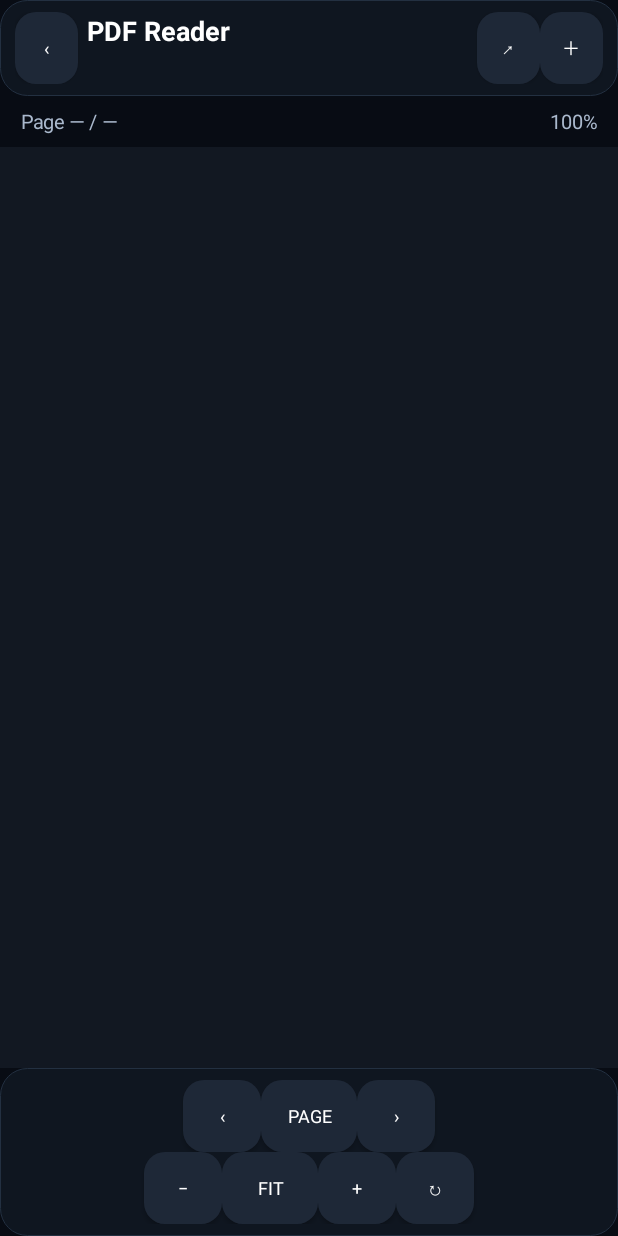
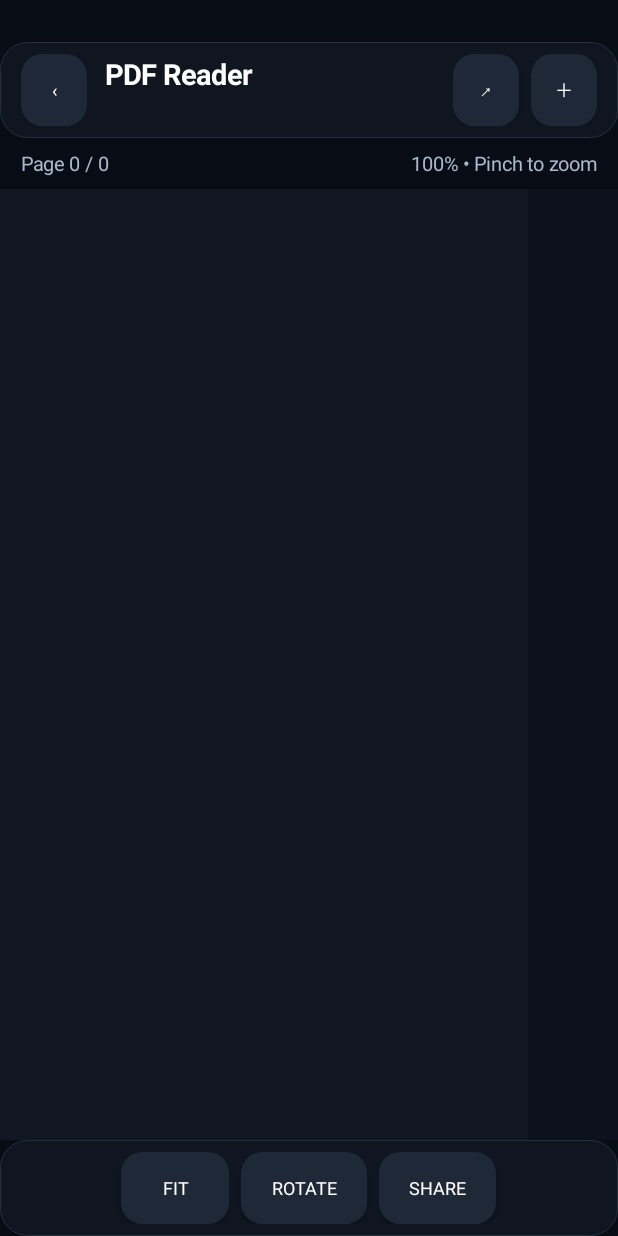
Before and after one commit to indianequipments092-commits/Printer, an Android app: the PdfReaderActivity screen opened directly, with no data from a screen before it, after a tap on "FIT", on a phone screen of 412 x 824 dp. Run offline under Robolectric (Android 15) with nearby library versions, the phone set to English and light mode, and no system bars.

Commit message:
Fix PDF Reader interactions and add app icon

```diff
--- a/ScannerApp/app/src/main/AndroidManifest.xml
+++ b/ScannerApp/app/src/main/AndroidManifest.xml
@@ -1,6 +1,6 @@
 <manifest xmlns:android="http://schemas.android.com/apk/res/android">
     <uses-feature android:name="android.hardware.usb.host" android:required="true" />
-    <application android:theme="@style/AppTheme" android:label="USB Scanner" android:allowBackup="false" android:supportsRtl="true">
+    <application android:icon="@drawable/ic_launcher" android:theme="@style/AppTheme" android:label="USB Scanner" android:allowBackup="false" android:supportsRtl="true">
         <activity android:name=".MainActivity" android:exported="true">
             <intent-filter><action android:name="android.intent.action.MAIN" /><category android:name="android.intent.category.LAUNCHER" /></intent-filter>
             <intent-filter><action android:name="android.hardware.usb.action.USB_DEVICE_ATTACHED" /></intent-filter>
--- a/ScannerApp/app/src/main/java/com/indianequipments/usbscanner/MainActivity.kt
+++ b/ScannerApp/app/src/main/java/com/indianequipments/usbscanner/MainActivity.kt
@@ -88,7 +88,7 @@ class MainActivity : Activity() {
         }
         content = LinearLayout(this).apply {
             orientation = LinearLayout.VERTICAL
-            setPadding(dp(18), dp(16), dp(18), dp(18))
+            setPadding(dp(18), dp(38), dp(18), dp(18))
         }
         val scroll = ScrollView(this).apply {
             isFillViewport = true
@@ -126,7 +126,7 @@ class MainActivity : Activity() {
 
     private fun renderHome() {
         content.addView(title("USB SCANNER", "MAHA ADVANCED+ • PROFESSIONAL SCAN STUDIO"), LinearLayout.LayoutParams(-1, -2).apply {
-            setMargins(0, dp(24), 0, 0)
+            setMargins(0, dp(10), 0, 0)
         })
         val deviceCard = card()
         deviceCard.addView(TextView(this).apply {
--- a/ScannerApp/app/src/main/java/com/indianequipments/usbscanner/PdfReaderActivity.kt
+++ b/ScannerApp/app/src/main/java/com/indianequipments/usbscanner/PdfReaderActivity.kt
@@ -1,7 +1,6 @@
 package com.indianequipments.usbscanner
 
 import android.app.Activity
-import android.app.AlertDialog
 import android.content.Intent
 import android.graphics.Bitmap
 import android.graphics.Color
@@ -9,6 +8,8 @@ import android.graphics.Typeface
 import android.net.Uri
 import android.os.Bundle
 import android.os.ParcelFileDescriptor
+import android.view.Gravity
+import android.view.ScaleGestureDetector
 import android.view.View
 import android.widget.*
 import java.io.File
@@ -22,19 +23,29 @@ class PdfReaderActivity : Activity() {
     private var descriptor: ParcelFileDescriptor? = null
     private var sourceUri: Uri? = null
     private var tempFile: File? = null
-    private var currentPage = 0
     private var zoom = 1f
     private var rotation = 0f
-    private lateinit var pageImage: ImageView
+    private lateinit var pageScroll: ScrollView
+    private lateinit var pageColumn: LinearLayout
+    private lateinit var pageRail: LinearLayout
     private lateinit var pageLabel: TextView
     private lateinit var zoomLabel: TextView
     private lateinit var loading: ProgressBar
+    private var pageViews = mutableListOf<ImageView>()
+    private var scaleDetector: ScaleGestureDetector? = null
 
     override fun onCreate(state: Bundle?) {
         super.onCreate(state)
         window.statusBarColor = Color.rgb(8, 12, 20)
         window.navigationBarColor = Color.rgb(8, 12, 20)
+        window.decorView.systemUiVisibility = 0
         buildUi()
+        scaleDetector = ScaleGestureDetector(this, object : ScaleGestureDetector.SimpleOnScaleGestureListener() {
+            override fun onScale(detector: ScaleGestureDetector): Boolean {
+                setZoom(zoom * detector.scaleFactor)
+                return true
+            }
+        })
         val incoming = intent?.data
         if (incoming != null) openUri(incoming) else choosePdf()
     }
@@ -49,38 +60,38 @@ class PdfReaderActivity : Activity() {
         val root = LinearLayout(this).apply {
             orientation = LinearLayout.VERTICAL
             setBackgroundColor(Color.rgb(8, 12, 20))
+            setPadding(dp(0), dp(28), dp(0), dp(0))
         }
-
         val toolbar = LinearLayout(this).apply {
             orientation = LinearLayout.HORIZONTAL
-            gravity = android.view.Gravity.CENTER_VERTICAL
+            gravity = Gravity.CENTER_VERTICAL
             setPadding(dp(10), dp(8), dp(10), dp(8))
             background = panel()
         }
-        toolbar.addView(button("‹", 42) { finish() })
+        toolbar.addView(button("‹", 44) { finish() })
         toolbar.addView(TextView(this).apply {
             text = "PDF Reader"
-            textSize = 18f
+            textSize = 19f
             typeface = Typeface.DEFAULT_BOLD
             setTextColor(Color.WHITE)
-            setPadding(dp(6), 0, dp(6), 0)
+            setPadding(dp(8), 0, dp(6), 0)
         }, LinearLayout.LayoutParams(0, dp(48), 1f))
-        toolbar.addView(button("↗", 42) { sharePdf() })
-        toolbar.addView(button("＋", 42) { choosePdf() })
+        toolbar.addView(button("↗", 44) { sharePdf() })
+        toolbar.addView(button("＋", 44) { choosePdf() })
         root.addView(toolbar)
 
         val info = LinearLayout(this).apply {
             orientation = LinearLayout.HORIZONTAL
-            gravity = android.view.Gravity.CENTER_VERTICAL
+            gravity = Gravity.CENTER_VERTICAL
             setPadding(dp(14), dp(8), dp(14), dp(8))
         }
         pageLabel = TextView(this).apply {
-            text = "Page — / —"
+            text = "Page 0 / 0"
             textSize = 13f
             setTextColor(Color.rgb(170, 185, 205))
         }
         zoomLabel = TextView(this).apply {
-            text = "100%"
+            text = "100% • Pinch to zoom"
             textSize = 13f
             setTextColor(Color.rgb(170, 185, 205))
         }
@@ -88,68 +99,63 @@ class PdfReaderActivity : Activity() {
         info.addView(zoomLabel)
         root.addView(info)
 
-        // Use a plain FrameLayout here instead of ScrollView/FrameLayout gravity APIs.
-        // This avoids the Kotlin Android synthetic/property resolution issue seen in CI.
-        val viewer = FrameLayout(this).apply {
-            setBackgroundColor(Color.rgb(18, 24, 34))
-            setPadding(dp(8), dp(8), dp(8), dp(8))
+        val viewerFrame = FrameLayout(this).apply { setBackgroundColor(Color.rgb(18, 24, 34)) }
+        pageScroll = ScrollView(this).apply {
+            isFillViewport = false
+            isSmoothScrollingEnabled = true
+            overScrollMode = View.OVER_SCROLL_IF_CONTENT_SCROLLS
+            setPadding(dp(8), dp(8), dp(72), dp(8))
+            setOnTouchListener { _, event -> scaleDetector?.onTouchEvent(event); false }
         }
-        pageImage = ImageView(this).apply {
-            adjustViewBounds = true
-            scaleType = ImageView.ScaleType.FIT_CENTER
-            setBackgroundColor(Color.WHITE)
+        pageColumn = LinearLayout(this).apply {
+            orientation = LinearLayout.VERTICAL
+            gravity = Gravity.CENTER_HORIZONTAL
         }
-        val imageParams = FrameLayout.LayoutParams(-1, -2)
-        viewer.addView(pageImage, imageParams)
+        pageScroll.addView(pageColumn, LinearLayout.LayoutParams(-1, -2))
+        viewerFrame.addView(pageScroll, FrameLayout.LayoutParams(-1, -1))
 
+        val railScroll = ScrollView(this).apply {
+            isVerticalScrollBarEnabled = false
+            setBackgroundColor(Color.rgb(12, 18, 28))
+            setPadding(dp(4), dp(8), dp(4), dp(8))
+        }
+        pageRail = LinearLayout(this).apply {
+            orientation = LinearLayout.VERTICAL
+            gravity = Gravity.CENTER_HORIZONTAL
+        }
+        railScroll.addView(pageRail, LinearLayout.LayoutParams(-1, -2))
+        viewerFrame.addView(railScroll, FrameLayout.LayoutParams(dp(60), -1, Gravity.END))
         loading = ProgressBar(this).apply { visibility = View.GONE }
-        val loadingParams = FrameLayout.LayoutParams(dp(48), dp(48))
-        loadingParams.leftMargin = dp(8)
-        loadingParams.topMargin = dp(8)
-        viewer.addView(loading, loadingParams)
-        root.addView(viewer, LinearLayout.LayoutParams(-1, 0, 1f))
+        viewerFrame.addView(loading, FrameLayout.LayoutParams(dp(44), dp(44), Gravity.CENTER))
+        root.addView(viewerFrame, LinearLayout.LayoutParams(-1, 0, 1f))
 
-        val controls = LinearLayout(this).apply {
-            orientation = LinearLayout.VERTICAL
-            gravity = android.view.Gravity.CENTER
+        val bottom = LinearLayout(this).apply {
+            orientation = LinearLayout.HORIZONTAL
+            gravity = Gravity.CENTER
             setPadding(dp(8), dp(8), dp(8), dp(8))
             background = panel()
         }
-        val pageRow = LinearLayout(this).apply { gravity = android.view.Gravity.CENTER }
-        pageRow.addView(button("‹", 52) { showPage(currentPage - 1) })
-        pageRow.addView(button("PAGE", 64) { showPageJump() })
-        pageRow.addView(button("›", 52) { showPage(currentPage + 1) })
-        controls.addView(pageRow)
-
-        val zoomRow = LinearLayout(this).apply { gravity = android.view.Gravity.CENTER }
-        zoomRow.addView(button("−", 52) { setZoom(zoom - 0.1f) })
-        zoomRow.addView(button("FIT", 64) { setZoom(1f) })
-        zoomRow.addView(button("+", 52) { setZoom(zoom + 0.1f) })
-        zoomRow.addView(button("↻", 52) {
-            rotation += 90f
-            pageImage.rotation = rotation
+        bottom.addView(button("FIT", 72) { setZoom(1f) })
+        bottom.addView(button("ROTATE", 84) {
+            rotation = (rotation + 90f) % 360f
+            pageViews.forEach { it.rotation = rotation }
         })
-        controls.addView(zoomRow)
-        root.addView(controls)
+        bottom.addView(button("SHARE", 78) { sharePdf() })
+        root.addView(bottom)
         setContentView(root)
     }
 
     private fun choosePdf() {
-        startActivityForResult(
-            Intent(Intent.ACTION_OPEN_DOCUMENT).apply {
+        startActivityForResult(Intent(Intent.ACTION_OPEN_DOCUMENT).apply {
             addCategory(Intent.CATEGORY_OPENABLE)
             type = "application/pdf"
-            },
-            9001
-        )
+        }, 9001)
     }
 
     @Deprecated("Compatibility")
     override fun onActivityResult(requestCode: Int, resultCode: Int, data: Intent?) {
         super.onActivityResult(requestCode, resultCode, data)
-        if (requestCode == 9001 && resultCode == RESULT_OK && data?.data != null) {
-            openUri(data.data!!)
-        }
+        if (requestCode == 9001 && resultCode == RESULT_OK && data?.data != null) openUri(data.data!!)
     }
 
     private fun openUri(uri: Uri) {
@@ -164,11 +170,9 @@ class PdfReaderActivity : Activity() {
                     descriptor = fd ?: ParcelFileDescriptor.open(local, ParcelFileDescriptor.MODE_READ_ONLY)
                     tempFile = local
                     renderer = android.graphics.pdf.PdfRenderer(descriptor!!)
-                    currentPage = 0
                     zoom = 1f
                     rotation = 0f
-                    pageImage.rotation = 0f
-                    renderCurrentPage()
+                    renderAllPages()
                 }
             } catch (_: Throwable) {
                 runOnUiThread {
@@ -188,14 +192,18 @@ class PdfReaderActivity : Activity() {
         return file
     }
 
-    private fun renderCurrentPage() {
+    private fun renderAllPages() {
         val r = renderer ?: return
-        if (currentPage !in 0 until r.pageCount) return
         loading.visibility = View.VISIBLE
+        pageColumn.removeAllViews()
+        pageRail.removeAllViews()
+        pageViews.clear()
+        pageLabel.text = "Page 1 / ${r.pageCount}"
         executor.execute {
             try {
-                r.openPage(currentPage).use { page ->
-                    val scale = max(1f, 1500f / page.width.toFloat())
+                for (index in 0 until r.pageCount) {
+                    val bitmap = r.openPage(index).use { page ->
+                        val scale = max(1f, 1400f / page.width.toFloat())
                         val bitmap = Bitmap.createBitmap(
                             (page.width * scale).toInt().coerceAtLeast(1),
                             (page.height * scale).toInt().coerceAtLeast(1),
@@ -203,65 +211,95 @@ class PdfReaderActivity : Activity() {
                         )
                         bitmap.eraseColor(Color.WHITE)
                         page.render(bitmap, null, null, android.graphics.pdf.PdfRenderer.Page.RENDER_MODE_FOR_DISPLAY)
+                        bitmap
+                    }
                     runOnUiThread {
-                        pageImage.setImageBitmap(bitmap)
-                        pageLabel.text = "Page ${currentPage + 1} / ${r.pageCount}"
-                        zoomLabel.text = "${(zoom * 100).toInt()}%"
-                        pageImage.scaleX = zoom
-                        pageImage.scaleY = zoom
+                        addPageView(index, bitmap)
+                        if (index == r.pageCount - 1) {
                             loading.visibility = View.GONE
+                            pageColumn.post { updatePageLabel() }
+                        }
                     }
                 }
             } catch (_: Throwable) {
                 runOnUiThread {
                     loading.visibility = View.GONE
-                    Toast.makeText(this, "Could not render this page", Toast.LENGTH_SHORT).show()
+                    Toast.makeText(this, "Could not render this PDF", Toast.LENGTH_SHORT).show()
                 }
             }
         }
     }
 
-    private fun showPage(page: Int) {
-        val r = renderer ?: return
-        if (page !in 0 until r.pageCount) return
-        currentPage = page
-        renderCurrentPage()
+    private fun addPageView(index: Int, bitmap: Bitmap) {
+        val image = ImageView(this).apply {
+            setImageBitmap(bitmap)
+            adjustViewBounds = true
+            scaleType = ImageView.ScaleType.FIT_CENTER
+            setBackgroundColor(Color.WHITE)
+            rotation = this@PdfReaderActivity.rotation
+            setOnTouchListener { _, event -> scaleDetector?.onTouchEvent(event); false }
+        }
+        pageColumn.addView(image, LinearLayout.LayoutParams(-1, -2).apply {
+            setMargins(dp(4), dp(4), dp(4), dp(10))
+        })
+        pageViews.add(image)
+        val number = Button(this).apply {
+            text = (index + 1).toString()
+            textSize = 11f
+            setTextColor(Color.WHITE)
+            isAllCaps = false
+            minWidth = 0
+            minimumWidth = 0
+            minHeight = 0
+            minimumHeight = 0
+            setPadding(0, dp(8), 0, dp(8))
+            background = rounded(Color.rgb(30, 40, 55), 12)
+            setOnClickListener { scrollToPage(index) }
+        }
+        pageRail.addView(number, LinearLayout.LayoutParams(dp(48), dp(46)).apply {
+            setMargins(0, dp(3), 0, dp(3))
+        })
     }
 
-    private fun showPageJump() {
-        val r = renderer ?: return
-        val input = EditText(this).apply {
-            inputType = android.text.InputType.TYPE_CLASS_NUMBER
-            hint = "1 - ${r.pageCount}"
-            setTextColor(Color.WHITE)
+    private fun scrollToPage(index: Int) {
+        if (index !in pageViews.indices) return
+        pageScroll.post { pageScroll.smoothScrollTo(0, max(0, pageViews[index].top)) }
+        pageLabel.text = "Page ${index + 1} / ${pageViews.size}"
     }
-        AlertDialog.Builder(this)
-            .setTitle("Go to page")
-            .setView(input)
-            .setNegativeButton("Cancel", null)
-            .setPositiveButton("GO") { _, _ -> input.text.toString().toIntOrNull()?.let { showPage(it - 1) } }
-            .show()
+
+    private fun updatePageLabel() {
+        if (pageViews.isEmpty()) return
+        val scrollY = pageScroll.scrollY
+        var best = 0
+        var bestDistance = Int.MAX_VALUE
+        pageViews.forEachIndexed { i, view ->
+            val distance = kotlin.math.abs(view.top - scrollY)
+            if (distance < bestDistance) { bestDistance = distance; best = i }
+        }
+        pageLabel.text = "Page ${best + 1} / ${pageViews.size}"
+        zoomLabel.text = "${(zoom * 100).toInt()}% • Pinch to zoom"
     }
 
     private fun setZoom(value: Float) {
-        zoom = value.coerceIn(0.5f, 2.5f)
-        pageImage.scaleX = zoom
-        pageImage.scaleY = zoom
-        zoomLabel.text = "${(zoom * 100).toInt()}%"
+        zoom = value.coerceIn(0.5f, 100f)
+        pageColumn.pivotX = 0f
+        pageColumn.pivotY = 0f
+        pageColumn.scaleX = zoom
+        pageColumn.scaleY = zoom
+        zoomLabel.text = "${(zoom * 100).toInt()}% • Pinch to zoom"
     }
 
     private fun sharePdf() {
         val uri = sourceUri ?: return
-        startActivity(
-            Intent.createChooser(
-                Intent(Intent.ACTION_SEND).apply {
+        try {
+            startActivity(Intent.createChooser(Intent(Intent.ACTION_SEND).apply {
                 type = "application/pdf"
                 putExtra(Intent.EXTRA_STREAM, uri)
                 addFlags(Intent.FLAG_GRANT_READ_URI_PERMISSION)
-                },
-                "Share PDF"
-            )
-        )
+            }, "Share PDF"))
+        } catch (_: Throwable) {
+            Toast.makeText(this, "Unable to share this PDF", Toast.LENGTH_SHORT).show()
+        }
     }
 
     private fun closePdf() {
@@ -279,17 +317,24 @@ class PdfReaderActivity : Activity() {
         setStroke(dp(1), Color.rgb(35, 48, 65))
     }
 
+    private fun rounded(color: Int, radius: Int) = android.graphics.drawable.GradientDrawable().apply {
+        setColor(color)
+        cornerRadius = dp(radius).toFloat()
+    }
+
     private fun button(label: String, width: Int, click: () -> Unit) = Button(this).apply {
         text = label
         textSize = 12f
         setTextColor(Color.WHITE)
+        isAllCaps = false
+        minWidth = 0
+        minimumWidth = 0
+        minHeight = 0
+        minimumHeight = 0
+        setPadding(dp(8), dp(8), dp(8), dp(8))
+        background = rounded(Color.rgb(30, 40, 55), 14)
         setOnClickListener { click() }
-        minWidth = dp(width)
-        minimumWidth = dp(width)
-        background = android.graphics.drawable.GradientDrawable().apply {
-            setColor(Color.rgb(30, 40, 55))
-            cornerRadius = dp(14).toFloat()
-        }
+        layoutParams = LinearLayout.LayoutParams(dp(width), dp(48)).apply { setMargins(dp(4), 0, dp(4), 0) }
     }
 
     private fun dp(v: Int) = (v * resources.displayMetrics.density).toInt()
```
Also changed, not shown: ScannerApp/app/src/main/res/drawable/ic_launcher.xml (added, +13 -0 lines). Lines whose indentation alone changed are shown as unchanged.
